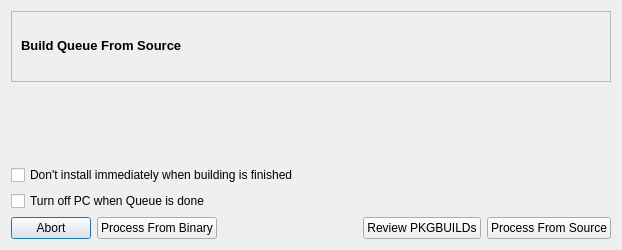
This is trunk/ui/reviewBuildingDialog.ui in drf/shaman1 as Qt 5 draws it before an edit. The edited form follows.
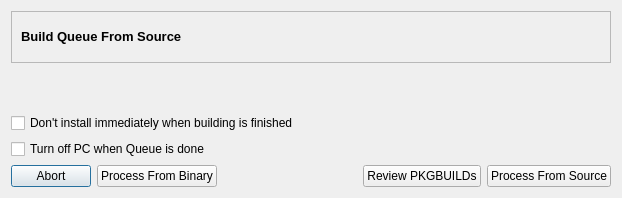
This is the edited form. Icons and pictures are not drawn.

The edit to the form file:
```diff
--- a/trunk/ui/reviewBuildingDialog.ui
+++ b/trunk/ui/reviewBuildingDialog.ui
@@ -6,7 +6,7 @@
     <x>0</x>
     <y>0</y>
     <width>622</width>
-    <height>250</height>
+    <height>198</height>
    </rect>
   </property>
   <property name="windowTitle" >
@@ -17,6 +17,12 @@
     <layout class="QVBoxLayout" >
      <item>
       <widget class="QFrame" name="frame" >
+       <property name="sizePolicy" >
+        <sizepolicy vsizetype="Maximum" hsizetype="Minimum" >
+         <horstretch>0</horstretch>
+         <verstretch>0</verstretch>
+        </sizepolicy>
+       </property>
        <property name="frameShape" >
         <enum>QFrame::StyledPanel</enum>
        </property>
```
